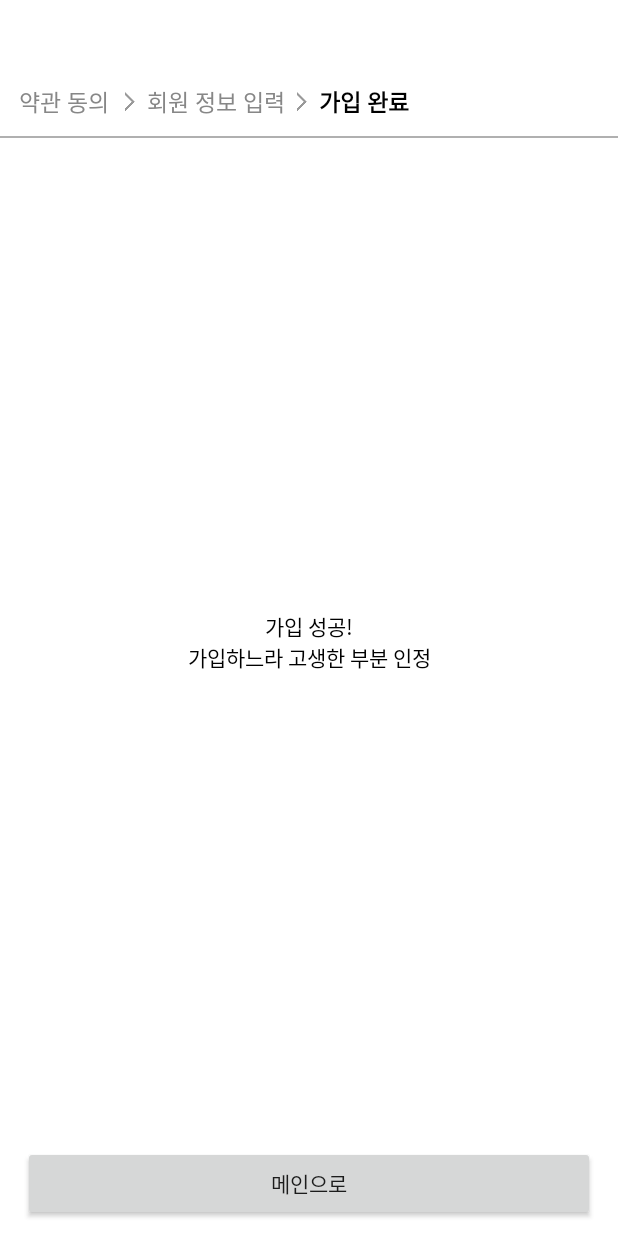
After one commit to nangzz/mozimozi, an Android app: the layout activity_join_complete.xml on its own in the app's theme, with its tools: preview values and no code run, on a phone screen of 412 x 824 dp. The commit adds this screen. Run offline under Robolectric (Android 15) with nearby library versions, the phone set to English and light mode, and no system bars.

Commit message:
가입 완료 화면 / 뒤로가기 키 없는 탑바 추가

```diff
--- a/app/src/main/AndroidManifest.xml
+++ b/app/src/main/AndroidManifest.xml
@@ -27,6 +27,7 @@
 
         <activity android:name=".join.ProvisionActivity"/>
         <activity android:name=".join.JoinUserInfoActivity"/>
+        <activity android:name=".join.JoinCompleteActivity"/>
 
     </application>
 
--- a/app/src/main/java/com/prograpy/app1/appdev1/join/JoinUserInfoActivity.java
+++ b/app/src/main/java/com/prograpy/app1/appdev1/join/JoinUserInfoActivity.java
@@ -130,8 +130,9 @@ public class JoinUserInfoActivity extends AppCompatActivity implements View.OnCl
                     return;
                 }
 
-                Intent intent = new Intent(this, JoinUserInfoActivity.class);
+                Intent intent = new Intent(this, JoinCompleteActivity.class);
                 intent.putExtra("type", ((TextView) v).getText().toString());
+                intent.setFlags(Intent.FLAG_ACTIVITY_NEW_TASK);
                 startActivity(intent);
 
                 break;
--- /dev/null
+++ b/app/src/main/res/layout/activity_join_complete.xml
@@ -0,0 +1,90 @@
+<?xml version="1.0" encoding="utf-8"?>
+<LinearLayout
+    xmlns:android="http://schemas.android.com/apk/res/android"
+    android:layout_width="match_parent"
+    android:layout_height="match_parent"
+    android:background="@color/Color_white"
+    android:orientation="vertical">
+
+
+    <com.prograpy.app1.appdev1.view.TopbarView
+        android:id="@+id/title"
+        android:layout_width="match_parent"
+        android:layout_height="@dimen/topbar_height"/>
+
+
+    <LinearLayout
+        android:layout_width="match_parent"
+        android:layout_height="wrap_content"
+        android:layout_marginBottom="10dp"
+        android:layout_marginLeft="10dp"
+        android:layout_marginRight="10dp"
+        android:layout_marginTop="10dp"
+        android:orientation="horizontal">
+
+        <TextView
+            android:layout_width="65dp"
+            android:layout_height="25dp"
+            android:gravity="center"
+            android:text="약관 동의"
+            android:textColor="@color/Color_grey06"
+            android:textSize="15sp"/>
+
+        <ImageView
+            android:layout_width="wrap_content"
+            android:layout_height="wrap_content"
+            android:layout_gravity="center"
+            android:layout_marginLeft="5dp"
+            android:layout_marginRight="5dp"
+            android:src="@drawable/btn_arr_01_prs"/>
+
+        <TextView
+            android:layout_width="wrap_content"
+            android:layout_height="25dp"
+            android:gravity="center"
+            android:text="회원 정보 입력"
+            android:textColor="@color/Color_grey06"
+            android:textSize="15sp"/>
+
+        <ImageView
+            android:layout_width="wrap_content"
+            android:layout_height="wrap_content"
+            android:layout_gravity="center"
+            android:layout_marginLeft="5dp"
+            android:layout_marginRight="5dp"
+            android:src="@drawable/btn_arr_01_prs"/>
+
+        <TextView
+            android:layout_width="wrap_content"
+            android:layout_height="25dp"
+            android:gravity="center"
+            android:text="가입 완료"
+            android:textColor="@color/Color_black"
+            android:textSize="15sp"
+            android:textStyle="bold"/>
+
+    </LinearLayout>
+
+    <View
+        android:layout_width="match_parent"
+        android:layout_height="1dp"
+        android:background="@color/Color_grey04"/>
+
+    <TextView
+        android:layout_width="match_parent"
+        android:layout_height="wrap_content"
+        android:layout_weight="1"
+        android:textColor="@color/Color_black"
+        android:gravity="center"
+        android:layout_gravity="center"
+        android:text="가입 성공!\n가입하느라 고생한 부분 인정"/>
+
+    <Button
+        android:id="@+id/btn_main"
+        android:layout_width="match_parent"
+        android:layout_height="50dp"
+        android:layout_marginLeft="15dp"
+        android:layout_marginRight="15dp"
+        android:layout_marginBottom="10dp"
+        android:text="메인으로"/>
+</LinearLayout>
```
Also changed, not shown: app/src/main/java/com/prograpy/app1/appdev1/join/JoinCompleteActivity.java (added, +56 -0 lines), app/src/main/java/com/prograpy/app1/appdev1/view/TopbarView.java (+10 -2 lines), app/src/main/res/layout/topbar_only_title.xml (added, +26 -0 lines).
